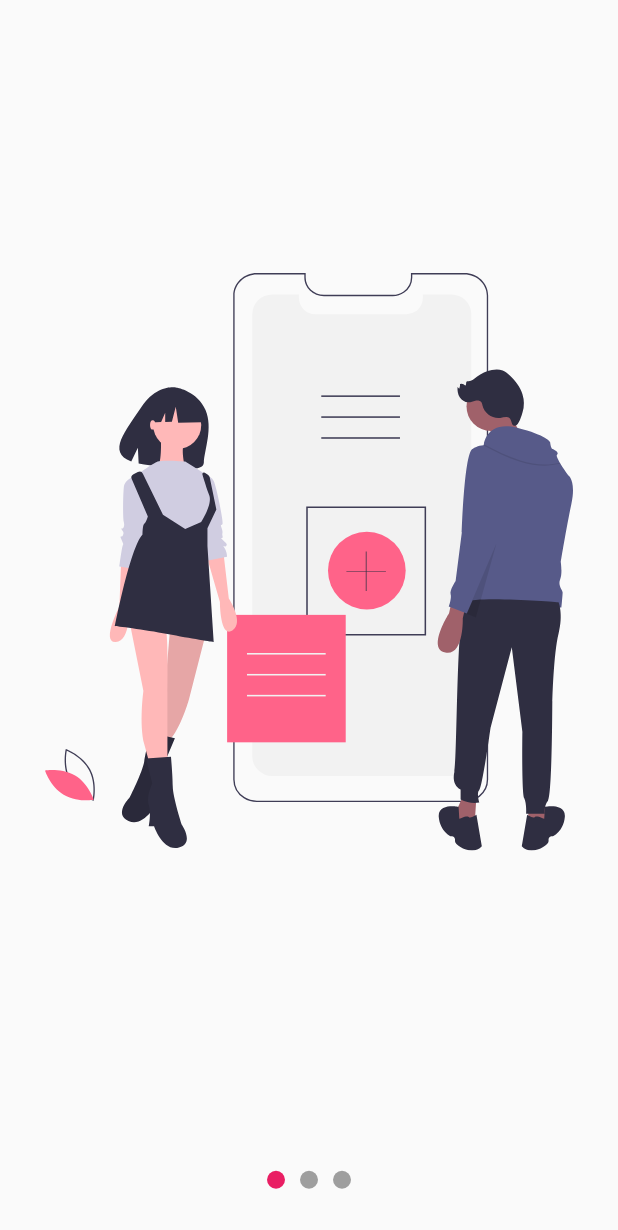
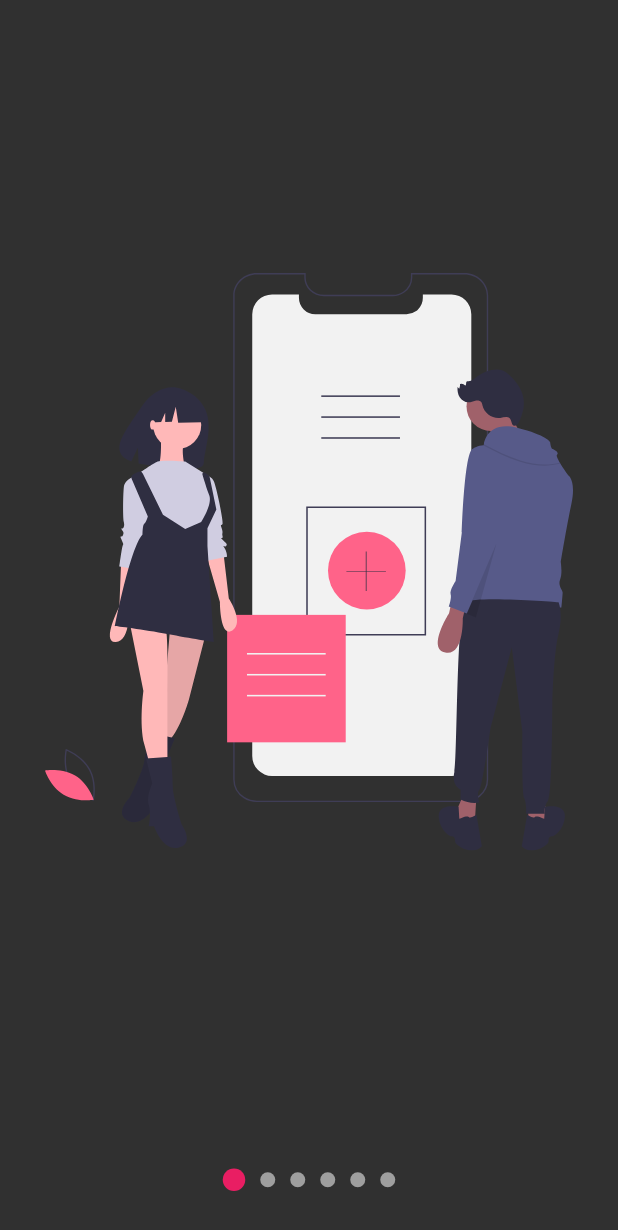
Before and after one commit to VictorHugoAguilar/disenios_animaciones_flutter, a Flutter app: the screen it shows after launch, after a tap on "Slideshow", on a phone screen of 412 x 824 dp. Shown: the top 1230 px of the screen. Run offline on Flutter 3.47's test engine with Material 2 defaults, Android fonts, the phone set to English and light mode, and no system bars; our stand-ins replace animate_do, flutter_svg, font_awesome_flutter.

Commit message:
Personalizacion de theme color

```diff
--- a/lib/main.dart
+++ b/lib/main.dart
@@ -6,17 +6,19 @@ import 'package:app_backgrounds_customs/src/pages/launcher_page.dart';
 void main() {
   runApp(
     ChangeNotifierProvider(
-      create: (_) => new ThemeChanger(),
+      create: (_) => new ThemeChanger(2),
       child: MyApp(),
     ),
   );
 }
 
 class MyApp extends StatelessWidget {
-  // This widget is the root of your application.
   @override
   Widget build(BuildContext context) {
+    final currentTheme = Provider.of<ThemeChanger>(context).currentTheme;
+
     return MaterialApp(
+      theme: currentTheme,
       debugShowCheckedModeBanner: false,
       title: 'Diseños de BackGrouds',
       home: LauncherPage(),
--- a/lib/src/pages/launcher_page.dart
+++ b/lib/src/pages/launcher_page.dart
@@ -21,17 +21,24 @@ class LauncherPage extends StatelessWidget {
 class _ListaOpciones extends StatelessWidget {
   @override
   Widget build(BuildContext context) {
+    final appTheme = Provider.of<ThemeChanger>(context).currentTheme;
+
     return ListView.separated(
       physics: BouncingScrollPhysics(),
-      separatorBuilder: (context, i) => Divider(color: Colors.blue),
+      separatorBuilder: (context, i) => Divider(
+        color: appTheme.primaryColorLight,
+      ),
       itemCount: pageRoutes.length,
       itemBuilder: (context, i) => ListTile(
         leading: FaIcon(
           pageRoutes[i].icon,
-          color: Colors.blue,
+          color: appTheme.accentColor,
         ),
         title: Text(pageRoutes[i].titulo),
-        trailing: Icon(Icons.chevron_right, color: Colors.blue),
+        trailing: Icon(
+          Icons.chevron_right,
+          color: appTheme.accentColor,
+        ),
         onTap: () {
           Navigator.push(context,
               MaterialPageRoute(builder: (context) => pageRoutes[i].page));
@@ -45,6 +52,7 @@ class _MenuPrincipal extends StatelessWidget {
   @override
   Widget build(BuildContext context) {
     final appTheme = Provider.of<ThemeChanger>(context);
+    final Color accentColor = appTheme.currentTheme.accentColor;
 
     return Drawer(
       child: Container(
@@ -55,7 +63,7 @@ class _MenuPrincipal extends StatelessWidget {
                 width: double.infinity,
                 height: 140,
                 child: CircleAvatar(
-                  backgroundColor: Colors.blue,
+                  backgroundColor: accentColor,
                   child: Text(
                     'VH',
                     style: TextStyle(fontSize: 50),
@@ -69,12 +77,12 @@ class _MenuPrincipal extends StatelessWidget {
             ListTile(
               leading: Icon(
                 Icons.lightbulb_outline,
-                color: Colors.blue,
+                color: accentColor,
               ),
               title: Text('Dark Mode'),
               trailing: Switch.adaptive(
                 value: appTheme.darkTheme,
-                activeColor: Colors.blue,
+                activeColor: accentColor,
                 onChanged: (value) => appTheme.darkTheme = value,
               ),
             ),
@@ -86,12 +94,12 @@ class _MenuPrincipal extends StatelessWidget {
               child: ListTile(
                 leading: Icon(
                   Icons.add_to_home_screen,
-                  color: Colors.blue,
+                  color: accentColor,
                 ),
                 title: Text('Custom Mode'),
                 trailing: Switch.adaptive(
                   value: appTheme.customTheme,
-                  activeColor: Colors.blue,
+                  activeColor: accentColor,
                   onChanged: (value) => appTheme.customTheme = value,
                 ),
               ),
--- a/lib/src/pages/slidershow_page.dart
+++ b/lib/src/pages/slidershow_page.dart
@@ -1,16 +1,21 @@
+import 'package:app_backgrounds_customs/src/theme/theme.dart';
 import 'package:flutter/material.dart';
 
 import 'package:app_backgrounds_customs/src/widgets/slideshow.dart';
 import 'package:flutter_svg/svg.dart';
+import 'package:provider/provider.dart';
 
 class SlideshowPage extends StatelessWidget {
   @override
   Widget build(BuildContext context) {
+    final appTheme = Provider.of<ThemeChanger>(context);
+    final Color accentColor = appTheme.currentTheme.accentColor;
+
     return Scaffold(
       body: Center(
         child: Slideshow(
           puntosArriba: false,
-          colorPrimario: Colors.greenAccent,
+          colorPrimario: appTheme.darkTheme ? accentColor : Colors.pinkAccent,
           colorSecundario: Colors.grey,
           bulletPrimario: 15,
           bulletSecundario: 10,
--- a/lib/src/routes/routes.dart
+++ b/lib/src/routes/routes.dart
@@ -1,7 +1,7 @@
+import 'package:app_backgrounds_customs/src/pages/slidershow_page.dart';
 import 'package:flutter/material.dart';
 import 'package:font_awesome_flutter/font_awesome_flutter.dart';
 
-import 'package:app_backgrounds_customs/src/labs/slideshow_page.dart';
 import 'package:app_backgrounds_customs/src/pages/animaciones_page.dart';
 import 'package:app_backgrounds_customs/src/pages/emergency_page.dart';
 import 'package:app_backgrounds_customs/src/pages/graficas_circulares_page.dart';
@@ -10,7 +10,7 @@ import 'package:app_backgrounds_customs/src/pages/pinterest_page.dart';
 import 'package:app_backgrounds_customs/src/pages/sliver_list_page.dart';
 
 final pageRoutes = <_Route>[
-  _Route(FontAwesomeIcons.slideshare, 'Slideshow', SlideShowPage()),
+  _Route(FontAwesomeIcons.slideshare, 'Slideshow', SlideshowPage()),
   _Route(FontAwesomeIcons.ambulance, 'Emergencia', EmergencyPage()),
   _Route(FontAwesomeIcons.heading, 'Encabezados', HeadersPage()),
   _Route(FontAwesomeIcons.peopleCarry, 'Cuadro animado', AnimacionesPage()),
--- a/lib/src/theme/theme.dart
+++ b/lib/src/theme/theme.dart
@@ -4,18 +4,68 @@ class ThemeChanger with ChangeNotifier {
   bool _darkTheme = false;
   bool _customTheme = false;
 
+  ThemeData _currentTheme;
+
   bool get darkTheme => this._darkTheme;
   bool get customTheme => this._customTheme;
+  ThemeData get currentTheme => this._currentTheme;
+
+  ThemeChanger(int theme) {
+    switch (theme) {
+      case 1: // light
+        _darkTheme = false;
+        _customTheme = false;
+        _currentTheme = ThemeData.light();
+        break;
+      case 2: // dark
+        _darkTheme = true;
+        _customTheme = false;
+        _currentTheme = ThemeData.dark().copyWith(accentColor: Colors.pink);
+        break;
+      case 3: // light
+        _darkTheme = false;
+        _customTheme = true;
+
+        break;
+      default:
+        _darkTheme = false;
+        _customTheme = false;
+        _currentTheme = ThemeData.light();
+    }
+  }
 
   set darkTheme(bool value) {
     _customTheme = false;
     _darkTheme = value;
+
+    if (value) {
+      _currentTheme = ThemeData.dark().copyWith(accentColor: Colors.pink);
+    } else {
+      _currentTheme = ThemeData.light();
+    }
+
     notifyListeners();
   }
 
   set customTheme(bool value) {
     _customTheme = value;
     _darkTheme = false;
+
+    if (value) {
+      _currentTheme = ThemeData.dark().copyWith(
+        accentColor: Color(0xff48A0EB),
+        primaryColorLight: Colors.white,
+        scaffoldBackgroundColor: Color(0xff16202B),
+        textTheme: TextTheme(
+          bodyText1: TextStyle(
+            color: Colors.white,
+          ),
+        ),
+      );
+    } else {
+      _currentTheme = ThemeData.light();
+    }
+
     notifyListeners();
   }
 }
```
Also changed, not shown: lib/src/pages/animaciones_page.dart (+8 -1 lines), lib/src/pages/graficas_circulares_page.dart (+11 -4 lines), lib/src/pages/headers_page.dart (+7 -3 lines), lib/src/pages/pinterest_page.dart (+8 -5 lines), lib/src/pages/sliver_list_page.dart (+20 -7 lines), lib/src/widgets/headers.dart (+11 -2 lines).
